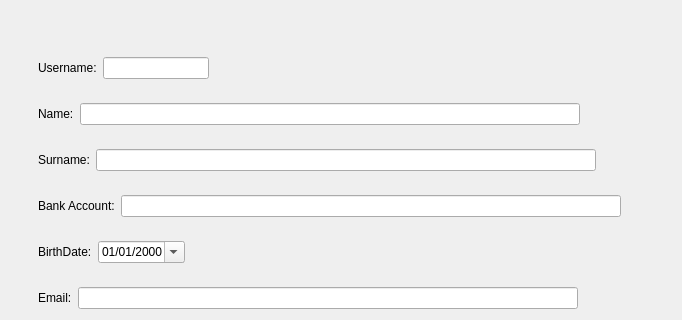
Above: penyamanager/admin/memberview.ui from eguzki/penyamanager before the change; both pictures show x 0 to 682 and y 137 to 457 of the 987 by 863 pixel window. Below: the same form after it.
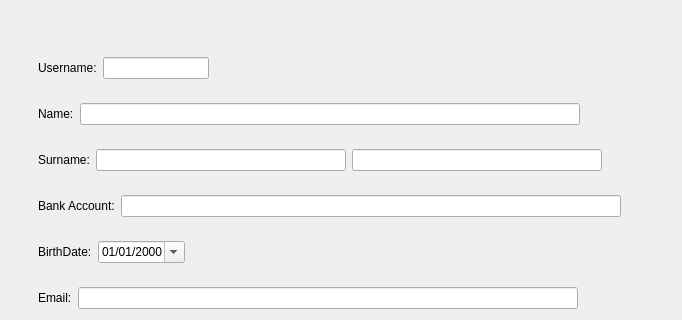
That is the form after the change.

Commit message: Separated surnames, each surname in table column

The edit to the form file:
```diff
--- a/penyamanager/admin/memberview.ui
+++ b/penyamanager/admin/memberview.ui
@@ -352,7 +352,7 @@
              <widget class="QLineEdit" name="memberSurnameLineEdit">
               <property name="minimumSize">
                <size>
-                <width>500</width>
+                <width>250</width>
                 <height>0</height>
                </size>
               </property>
@@ -364,6 +364,16 @@
               </property>
              </widget>
             </item>
+            <item>
+             <widget class="QLineEdit" name="memberSurname2LineEdit">
+              <property name="minimumSize">
+               <size>
+                <width>250</width>
+                <height>0</height>
+               </size>
+              </property>
+             </widget>
+            </item>
             <item>
              <spacer name="horizontalSpacer_6">
               <property name="orientation">
```
Left out of the diff: 15 changed lines with no effect on the pictures. The commit also changes 16 other files.
